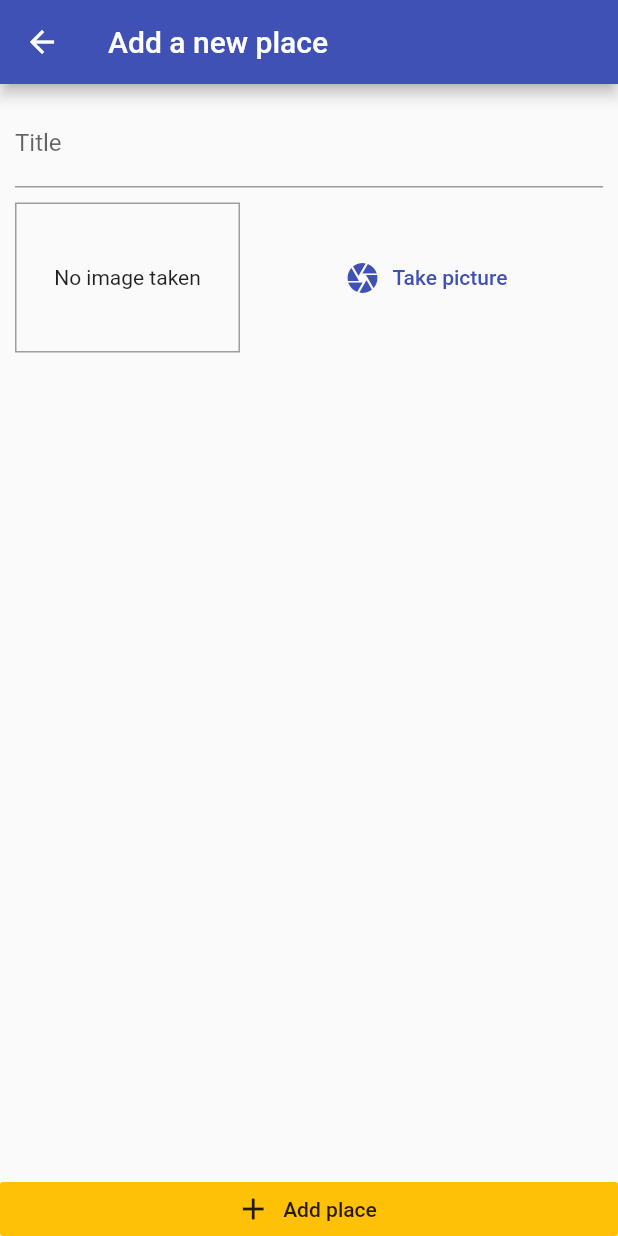
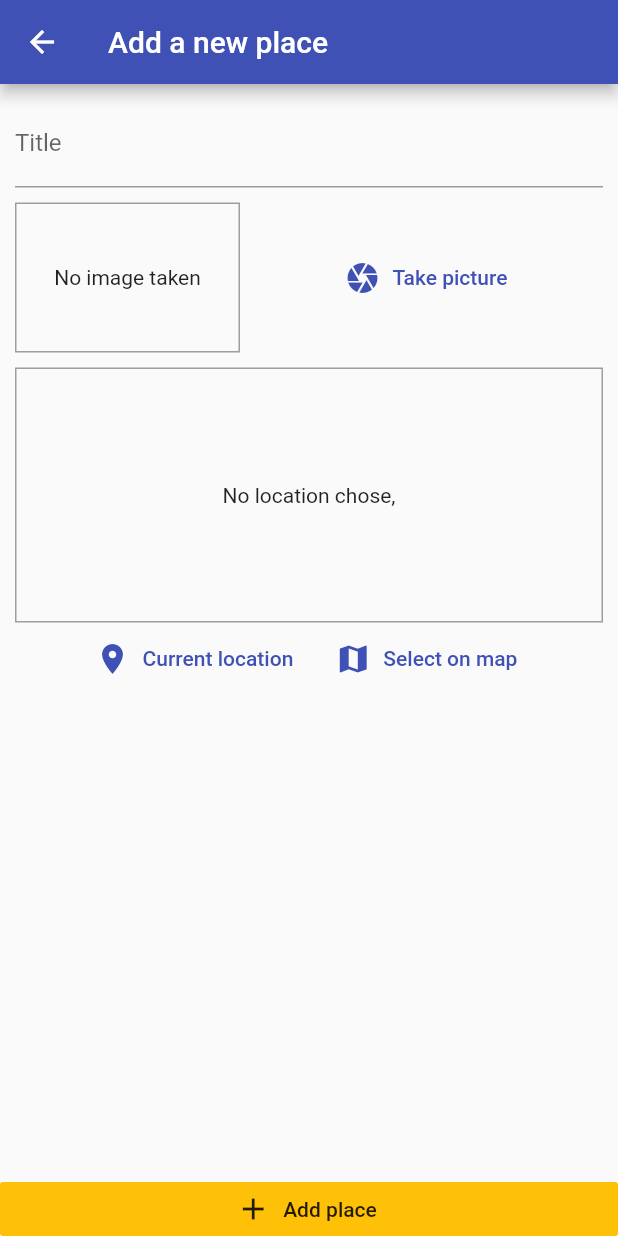
Before and after one commit to Charizard17/great_places, a Flutter app: the AddPlaceScreen screen opened by its route, on a phone screen of 412 x 824 dp. Run offline on Flutter 3.47's test engine with Material 2 defaults, Android fonts, the phone set to English and light mode, and no system bars; our stand-ins replace image_picker, sqflite; accounts and stored records are empty.

Commit message:
location package installed. add location_input file. some adjustments for ios and android

```diff
--- a/lib/screens/add_place_screen.dart
+++ b/lib/screens/add_place_screen.dart
@@ -4,6 +4,7 @@ import 'package:flutter/material.dart';
 import 'package:provider/provider.dart';
 
 import '../widgets/image_input.dart';
+import '../widgets/location_input.dart';
 import '../providers/great_places.dart';
 
 class AddPlaceScreen extends StatefulWidget {
@@ -52,6 +53,8 @@ class _AddPlaceScreenState extends State<AddPlaceScreen> {
                     SizedBox(height: 10),
                     Container(),
                     ImageInput(_selectImage),
+                    SizedBox(height: 10),
+                    LocationInput(),
                   ],
                 ),
               ),
--- /dev/null
+++ b/lib/widgets/location_input.dart
@@ -0,0 +1,56 @@
+import 'package:flutter/material.dart';
+
+class LocationInput extends StatefulWidget {
+  @override
+  _LocationInputState createState() => _LocationInputState();
+}
+
+class _LocationInputState extends State<LocationInput> {
+  String _previewImageUrl;
+
+  @override
+  Widget build(BuildContext context) {
+    return Column(
+      children: [
+        Container(
+          height: 170,
+          width: double.infinity,
+          alignment: Alignment.center,
+          decoration: BoxDecoration(
+            border: Border.all(
+              width: 1,
+              color: Colors.grey,
+            ),
+          ),
+          child: _previewImageUrl == null
+              ? Text(
+                  'No location chose,',
+                  textAlign: TextAlign.center,
+                )
+              : Image.network(
+                  _previewImageUrl,
+                  fit: BoxFit.cover,
+                  width: double.infinity,
+                ),
+        ),
+        Row(
+          mainAxisAlignment: MainAxisAlignment.center,
+          children: [
+            FlatButton.icon(
+              icon: Icon(Icons.location_on),
+              label: Text('Current location'),
+              textColor: Theme.of(context).primaryColor,
+              onPressed: () {},
+            ),
+            FlatButton.icon(
+              icon: Icon(Icons.map),
+              label: Text('Select on map'),
+              textColor: Theme.of(context).primaryColor,
+              onPressed: () {},
+            ),
+          ],
+        )
+      ],
+    );
+  }
+}
--- a/pubspec.yaml
+++ b/pubspec.yaml
@@ -28,6 +28,7 @@ dependencies:
   path: ^1.6.2
   path_provider: ^2.0.8
   sqflite: ^2.0.1
+  location: ^4.3.0
 
   # The following adds the Cupertino Icons font to your application.
   # Use with the CupertinoIcons class for iOS style icons.
```
Also changed, not shown: pubspec.lock, 2 other files.
